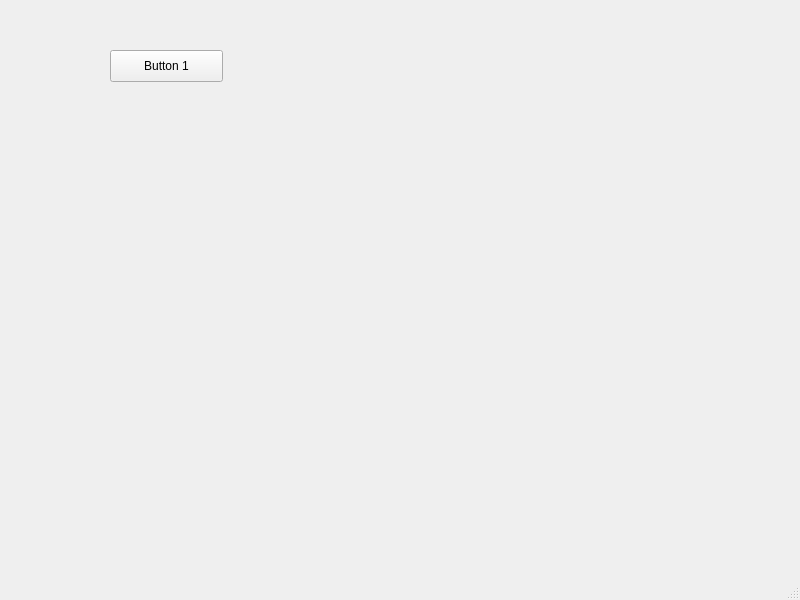
This is mywindow.ui in kkuho/pracgtice as Qt 5 draws it before an edit. The edited form follows.
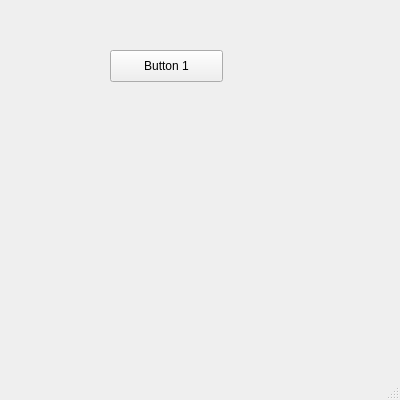
This is the edited form.

```diff
--- a/mywindow.ui
+++ b/mywindow.ui
@@ -6,8 +6,8 @@
    <rect>
     <x>0</x>
     <y>0</y>
-    <width>800</width>
-    <height>600</height>
+    <width>400</width>
+    <height>400</height>
    </rect>
   </property>
   <property name="windowTitle">
```
Left out of the diff: 2 changed lines with no effect on the pictures.
